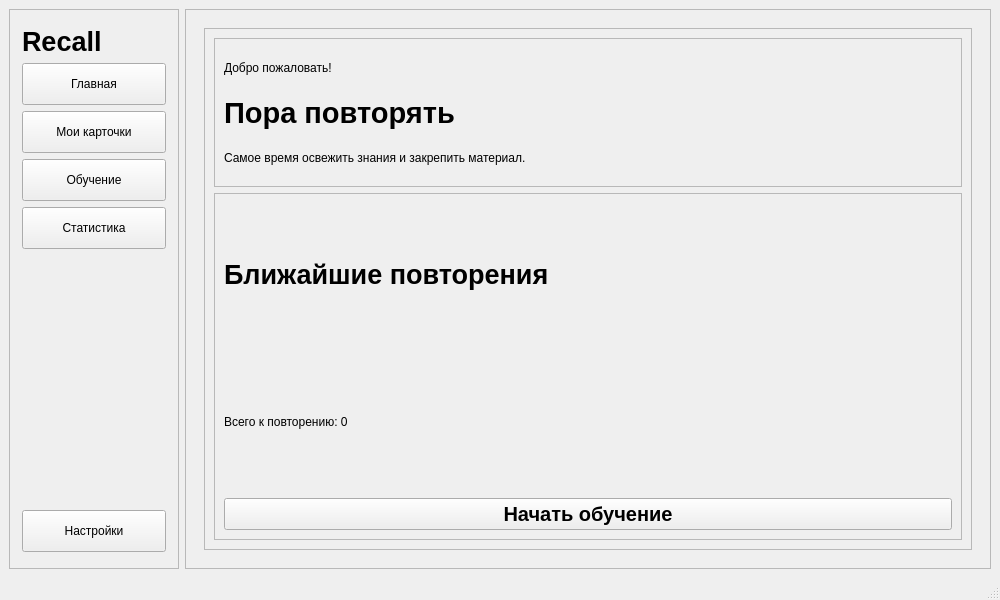
Before: the Qt Designer form ui/main_window_page.ui in roms140/PyQt_project, drawn with Qt 5.
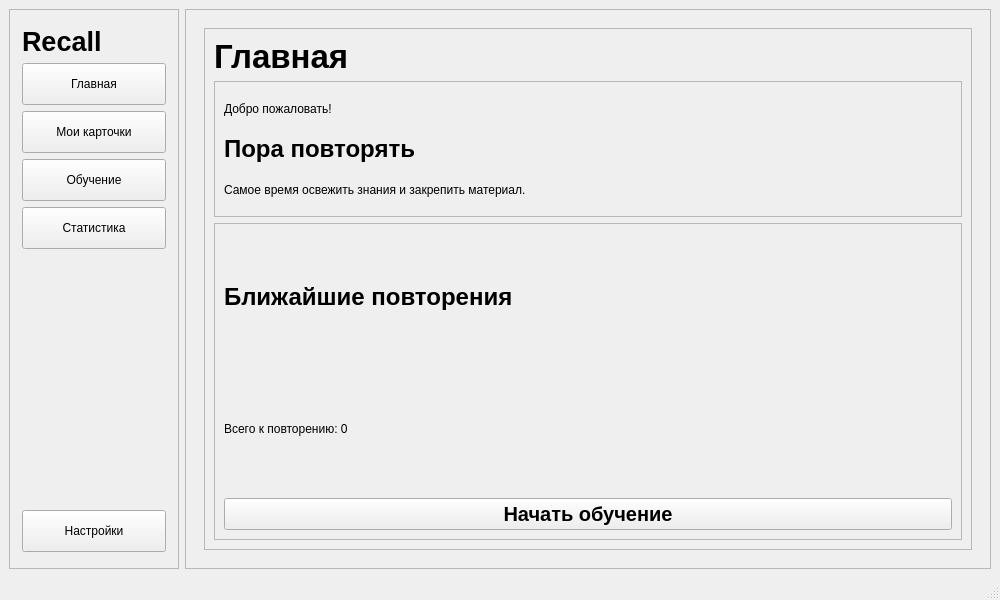
After: the same form once the commit is applied.

Commit message: Implement basic study page functionality

```diff
--- a/ui/main_window_page.ui
+++ b/ui/main_window_page.ui
@@ -264,7 +264,23 @@
                <property name="frameShadow">
                 <enum>QFrame::Shadow::Raised</enum>
                </property>
-               <layout class="QVBoxLayout" name="verticalLayout_3" stretch="3,7">
+               <layout class="QVBoxLayout" name="verticalLayout_3" stretch="0,3,7">
+                <item>
+                 <widget class="QLabel" name="titleLabel">
+                  <property name="font">
+                   <font>
+                    <pointsize>25</pointsize>
+                    <bold>true</bold>
+                   </font>
+                  </property>
+                  <property name="text">
+                   <string>Главная</string>
+                  </property>
+                  <property name="alignment">
+                   <set>Qt::AlignmentFlag::AlignLeading|Qt::AlignmentFlag::AlignLeft|Qt::AlignmentFlag::AlignTop</set>
+                  </property>
+                 </widget>
+                </item>
                 <item>
                  <widget class="QFrame" name="welcomeFrame">
                   <property name="sizePolicy">
@@ -291,7 +307,7 @@
                     <widget class="QLabel" name="welcomeTitle">
                      <property name="font">
                       <font>
-                       <pointsize>22</pointsize>
+                       <pointsize>18</pointsize>
                        <bold>true</bold>
                       </font>
                      </property>
@@ -329,7 +345,7 @@
                     <widget class="QLabel" name="reviewsTitle">
                      <property name="font">
                       <font>
-                       <pointsize>20</pointsize>
+                       <pointsize>18</pointsize>
                        <italic>false</italic>
                        <bold>true</bold>
                       </font>
```
The commit also changes 7 other files.
